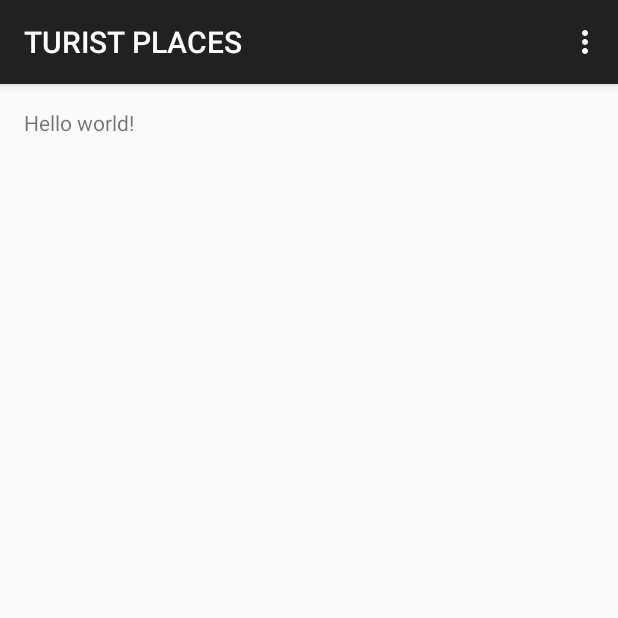
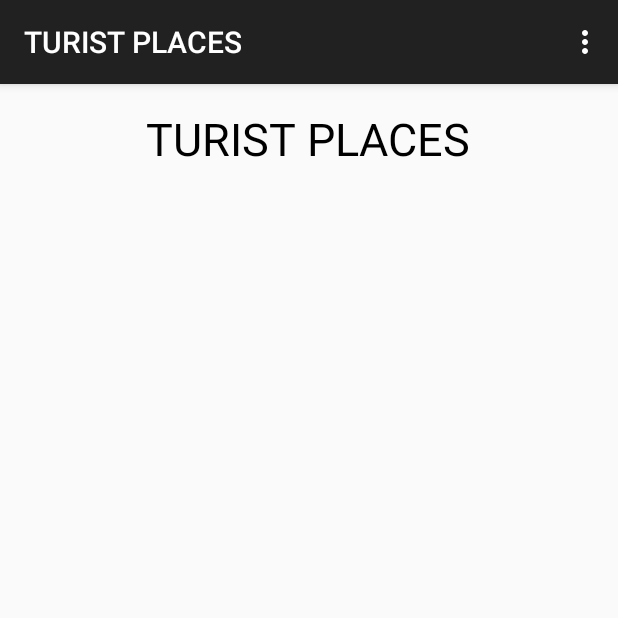
Before and after one commit to Alejolaya/Practica4, an Android app: the OthersSites screen opened directly, with no data from a screen before it, on a phone screen of 412 x 824 dp, the top half of it. Run offline under Robolectric (Android 15) with nearby library versions, the phone set to English and light mode, and no system bars.

Commit message:
listas en las actividades

```diff
--- a/app/src/main/res/layout/activity_hoteles.xml
+++ b/app/src/main/res/layout/activity_hoteles.xml
@@ -11,7 +11,7 @@
         android:layout_height="wrap_content"
         android:orientation="vertical">
         <TextView
-            android:text="Hotels"
+            android:text="@string/title_activity_hoteles"
             style="@style/titulo"
             />
         <ListView
--- a/app/src/main/res/layout/activity_others_sites.xml
+++ b/app/src/main/res/layout/activity_others_sites.xml
@@ -6,7 +6,17 @@
     android:paddingBottom="@dimen/activity_vertical_margin"
     tools:context="com.example.alejolaya.practica4.OthersSites">
 
-    <TextView android:text="@string/hello_world" android:layout_width="wrap_content"
-        android:layout_height="wrap_content" />
+    <LinearLayout
+        android:layout_width="wrap_content"
+        android:layout_height="wrap_content"
+        android:orientation="vertical">
+        <TextView
+            android:text="@string/title_activity_others_sites"
+            style="@style/titulo"
+            />
+        <ListView
+            style="@style/listas"
+            android:id="@+id/ListOthers"/>
+    </LinearLayout>
 
 </RelativeLayout>
--- a/app/src/main/res/layout/layaout_bars.xml
+++ b/app/src/main/res/layout/layaout_bars.xml
@@ -9,7 +9,7 @@
     <ImageView
         android:layout_width="50dp"
         android:layout_height="50dp"
-        android:id="@+id/imagen"
+        android:id="@+id/imagenBars"
         android:layout_weight="1"
         android:layout_gravity="center"
         android:src="@drawable/prueba"
@@ -23,14 +23,14 @@
         <TextView
             android:layout_width="match_parent"
             android:layout_height="wrap_content"
-            android:id="@+id/tvMenuItem"
+            android:id="@+id/tvMenuItemBars"
             android:text="asdf"
             android:textColor="@color/black"
             android:textSize="20dp"/>
         <TextView
             android:layout_width="match_parent"
             android:layout_height="wrap_content"
-            android:id="@+id/tvSubItem"
+            android:id="@+id/tvSubItemBars"
             android:text="subASDF"
             android:textColor="@color/black"
             android:textSize="10dp"/>
--- a/app/src/main/res/layout/layaout_hoteles.xml
+++ b/app/src/main/res/layout/layaout_hoteles.xml
@@ -9,7 +9,7 @@
     <ImageView
         android:layout_width="50dp"
         android:layout_height="50dp"
-        android:id="@+id/imagen"
+        android:id="@+id/imagenHotel"
         android:layout_weight="1"
         android:layout_gravity="center"
         android:src="@drawable/prueba"
@@ -23,14 +23,14 @@
         <TextView
             android:layout_width="match_parent"
             android:layout_height="wrap_content"
-            android:id="@+id/tvMenuItem"
+            android:id="@+id/tvMenuItemHotel"
             android:text="asdf"
             android:textColor="@color/black"
             android:textSize="20dp"/>
         <TextView
             android:layout_width="match_parent"
             android:layout_height="wrap_content"
-            android:id="@+id/tvSubItem"
+            android:id="@+id/tvSubItemHotel"
             android:text="subASDF"
             android:textColor="@color/black"
             android:textSize="10dp"/>
--- a/app/src/main/res/layout/layaout_others_sites.xml
+++ b/app/src/main/res/layout/layaout_others_sites.xml
@@ -9,7 +9,7 @@
     <ImageView
         android:layout_width="50dp"
         android:layout_height="50dp"
-        android:id="@+id/imagen"
+        android:id="@+id/imagenOthers"
         android:layout_weight="1"
         android:layout_gravity="center"
         android:src="@drawable/prueba"
@@ -23,14 +23,14 @@
         <TextView
             android:layout_width="match_parent"
             android:layout_height="wrap_content"
-            android:id="@+id/tvMenuItem"
+            android:id="@+id/tvMenuItemOthers"
             android:text="asdf"
             android:textColor="@color/black"
             android:textSize="20dp"/>
         <TextView
             android:layout_width="match_parent"
             android:layout_height="wrap_content"
-            android:id="@+id/tvSubItem"
+            android:id="@+id/tvSubItemOthers"
             android:text="subASDF"
             android:textColor="@color/black"
             android:textSize="10dp"/>
```
Also changed, not shown: app/src/main/java/com/example/alejolaya/practica4/ListaBars.java (added, +7 -0 lines), app/src/main/java/com/example/alejolaya/practica4/ListaHoteles.java (added, +7 -0 lines), app/src/main/java/com/example/alejolaya/practica4/ListaOthesSites.java (added, +7 -0 lines), app/src/main/res/layout/activity_bars.xml (+12 -2 lines).
